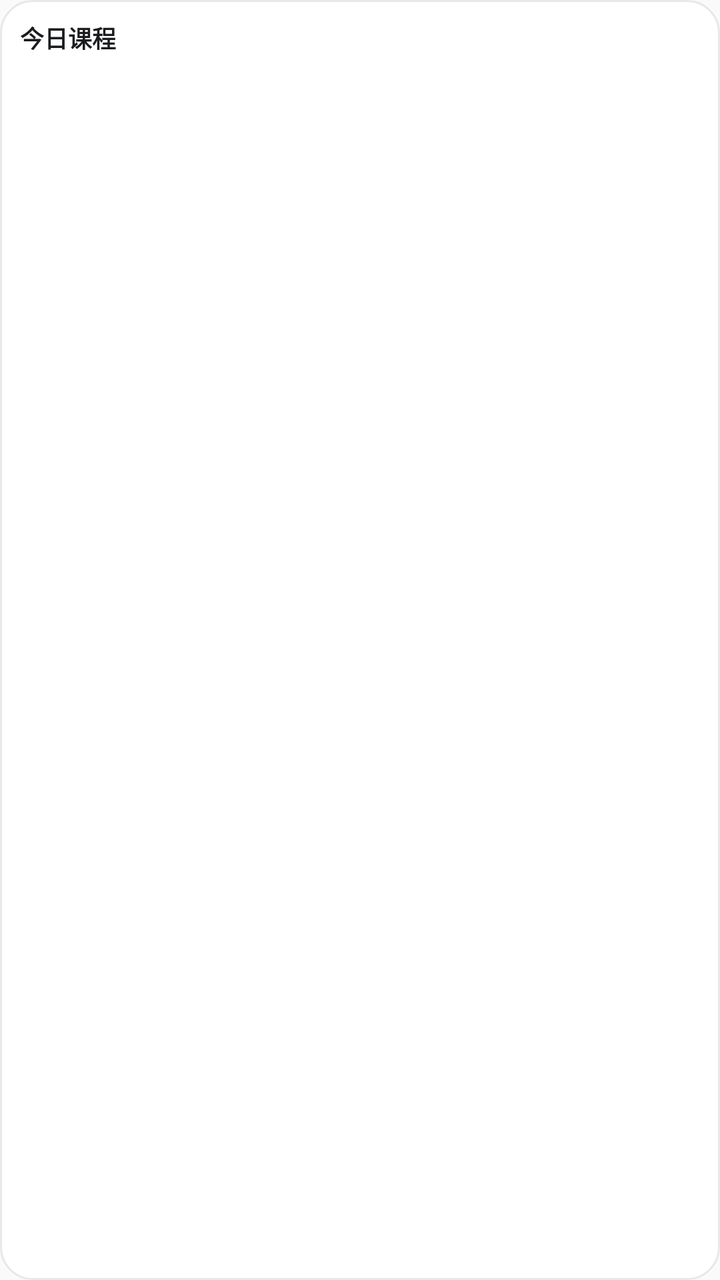
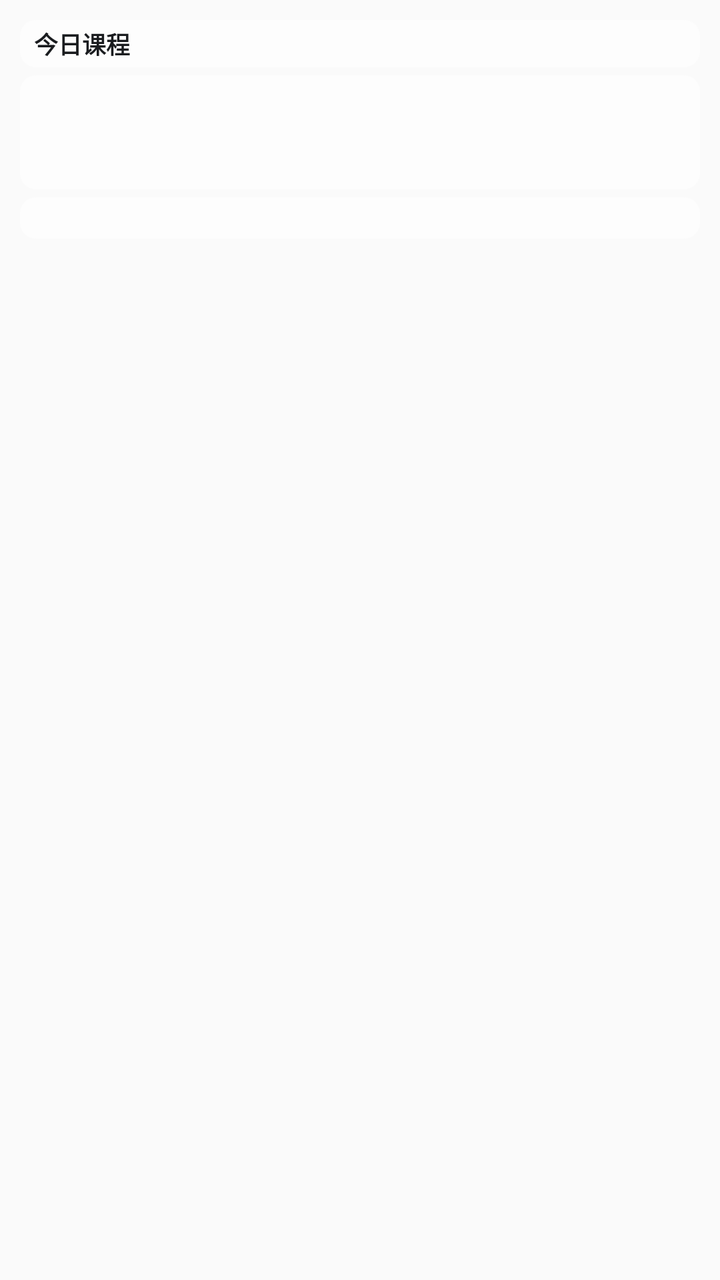

Screens rendered from an Android XML layout before and after an edit, with the pre-edit source and the edit as a unified diff.
<!-- AndroidManifest.xml: application theme AppTheme -->
<!-- res/layout/widget_today.xml -->
<?xml version="1.0" encoding="utf-8"?>
<LinearLayout xmlns:android="http://schemas.android.com/apk/res/android"
    android:id="@+id/widget_root"
    android:layout_width="match_parent"
    android:layout_height="match_parent"
    android:background="@drawable/widget_bg_light"
    android:orientation="vertical"
    android:padding="10dp">

    <LinearLayout
        android:layout_width="match_parent"
        android:layout_height="wrap_content"
        android:orientation="horizontal">

        <TextView
            android:id="@+id/widget_title"
            android:layout_width="0dp"
            android:layout_height="wrap_content"
            android:layout_weight="1"
            android:ellipsize="end"
            android:maxLines="1"
            android:text="@string/widget_title_today"
            android:textColor="#1A1C1F"
            android:textSize="12sp"
            android:textStyle="bold" />

        <TextView
            android:id="@+id/widget_updated"
            android:layout_width="wrap_content"
            android:layout_height="wrap_content"
            android:maxLines="1"
            android:textColor="#8A8F98"
            android:textSize="10sp" />
    </LinearLayout>

    <LinearLayout
        android:id="@+id/widget_row1"
        android:layout_width="match_parent"
        android:layout_height="wrap_content"
        android:layout_marginTop="4dp"
        android:orientation="horizontal">

        <TextView
            android:id="@+id/widget_time1"
            android:layout_width="42dp"
            android:layout_height="wrap_content"
            android:maxLines="1"
            android:textColor="#8A8F98"
            android:textSize="11sp" />

        <TextView
            android:id="@+id/widget_name1"
            android:layout_width="0dp"
            android:layout_height="wrap_content"
            android:layout_weight="1"
            android:ellipsize="end"
            android:maxLines="1"
            android:textColor="#1A1C1F"
            android:textSize="12sp" />

        <TextView
            android:id="@+id/widget_room1"
            android:layout_width="108dp"
            android:layout_height="wrap_content"
            android:ellipsize="end"
            android:gravity="end"
            android:maxLines="1"
            android:textColor="#8A8F98"
            android:textSize="9sp" />
    </LinearLayout>

    <LinearLayout
        android:id="@+id/widget_row2"
        android:layout_width="match_parent"
        android:layout_height="wrap_content"
        android:orientation="horizontal">

        <TextView
            android:id="@+id/widget_time2"
            android:layout_width="42dp"
            android:layout_height="wrap_content"
            android:maxLines="1"
            android:textColor="#8A8F98"
            android:textSize="11sp" />

        <TextView
            android:id="@+id/widget_name2"
            android:layout_width="0dp"
            android:layout_height="wrap_content"
            android:layout_weight="1"
            android:ellipsize="end"
            android:maxLines="1"
            android:textColor="#1A1C1F"
            android:textSize="12sp" />

        <TextView
            android:id="@+id/widget_room2"
            android:layout_width="108dp"
            android:layout_height="wrap_content"
            android:ellipsize="end"
            android:gravity="end"
            android:maxLines="1"
            android:textColor="#8A8F98"
            android:textSize="9sp" />
    </LinearLayout>

    <LinearLayout
        android:id="@+id/widget_row3"
        android:layout_width="match_parent"
        android:layout_height="wrap_content"
        android:orientation="horizontal">

        <TextView
            android:id="@+id/widget_time3"
            android:layout_width="42dp"
            android:layout_height="wrap_content"
            android:maxLines="1"
            android:textColor="#8A8F98"
            android:textSize="11sp" />

        <TextView
            android:id="@+id/widget_name3"
            android:layout_width="0dp"
            android:layout_height="wrap_content"
            android:layout_weight="1"
            android:ellipsize="end"
            android:maxLines="1"
            android:textColor="#1A1C1F"
            android:textSize="12sp" />

        <TextView
            android:id="@+id/widget_room3"
            android:layout_width="108dp"
            android:layout_height="wrap_content"
            android:ellipsize="end"
            android:gravity="end"
            android:maxLines="1"
            android:textColor="#8A8F98"
            android:textSize="9sp" />
    </LinearLayout>

    <TextView
        android:id="@+id/widget_empty"
        android:layout_width="match_parent"
        android:layout_height="wrap_content"
        android:layout_marginTop="6dp"
        android:text="@string/widget_no_class"
        android:textColor="#8A8F98"
        android:textSize="11sp"
        android:visibility="gone" />

    <TextView
        android:id="@+id/widget_footer"
        android:layout_width="match_parent"
        android:layout_height="wrap_content"
        android:layout_marginTop="6dp"
        android:ellipsize="end"
        android:maxLines="1"
        android:textColor="#5F6368"
        android:textSize="11sp" />
</LinearLayout>
<!-- resources referenced by this layout -->
<resources>
  <!-- drawable widget_bg_light (drawable) -->
  <?xml version="1.0" encoding="utf-8"?>
  <shape xmlns:android="http://schemas.android.com/apk/res/android"
      android:shape="rectangle">
      <solid android:color="#FFFFFF" />
      <corners android:radius="16dp" />
      <stroke
          android:width="1dp"
          android:color="#E6E8EB" />
  </shape>
  <string name="widget_no_class">今天没有课</string>
  <string name="widget_title_today">今日课程</string>
  <style name="AppTheme" parent="Theme.AppCompat.Light.DarkActionBar">
          
          <item name="colorPrimary">@color/colorPrimary</item>
          <item name="colorPrimaryDark">@color/colorPrimaryDark</item>
          <item name="colorAccent">@color/colorAccent</item>
      </style>
</resources>

<!-- the commit's change to res/layout/widget_today.xml (unified diff, before → after) -->
@@ -3,14 +3,19 @@
     android:id="@+id/widget_root"
     android:layout_width="match_parent"
     android:layout_height="match_parent"
-    android:background="@drawable/widget_bg_light"
     android:orientation="vertical"
     android:padding="10dp">
 
     <LinearLayout
+        android:id="@+id/widget_strip_head"
         android:layout_width="match_parent"
         android:layout_height="wrap_content"
-        android:orientation="horizontal">
+        android:background="@drawable/widget_strip_light"
+        android:orientation="horizontal"
+        android:paddingStart="7dp"
+        android:paddingTop="3dp"
+        android:paddingEnd="7dp"
+        android:paddingBottom="3dp">
 
         <TextView
             android:id="@+id/widget_title"
@@ -34,128 +39,152 @@
     </LinearLayout>
 
     <LinearLayout
-        android:id="@+id/widget_row1"
+        android:id="@+id/widget_strip_rows"
         android:layout_width="match_parent"
         android:layout_height="wrap_content"
         android:layout_marginTop="4dp"
-        android:orientation="horizontal">
+        android:background="@drawable/widget_strip_light"
+        android:orientation="vertical"
+        android:paddingStart="7dp"
+        android:paddingTop="4dp"
+        android:paddingEnd="7dp"
+        android:paddingBottom="4dp">
+
+        <LinearLayout
+            android:id="@+id/widget_row1"
+            android:layout_width="match_parent"
+            android:layout_height="wrap_content"
+            android:orientation="horizontal">
+
+            <TextView
+                android:id="@+id/widget_time1"
+                android:layout_width="42dp"
+                android:layout_height="wrap_content"
+                android:maxLines="1"
+                android:textColor="#8A8F98"
+                android:textSize="11sp" />
+
+            <TextView
+                android:id="@+id/widget_name1"
+                android:layout_width="0dp"
+                android:layout_height="wrap_content"
+                android:layout_weight="1"
+                android:ellipsize="end"
+                android:maxLines="1"
+                android:textColor="#1A1C1F"
+                android:textSize="12sp" />
+
+            <TextView
+                android:id="@+id/widget_room1"
+                android:layout_width="108dp"
+                android:layout_height="wrap_content"
+                android:ellipsize="end"
+                android:gravity="end"
+                android:maxLines="1"
+                android:textColor="#8A8F98"
+                android:textSize="9sp" />
+        </LinearLayout>
+
+        <LinearLayout
+            android:id="@+id/widget_row2"
+            android:layout_width="match_parent"
+            android:layout_height="wrap_content"
+            android:orientation="horizontal">
+
+            <TextView
+                android:id="@+id/widget_time2"
+                android:layout_width="42dp"
+                android:layout_height="wrap_content"
+                android:maxLines="1"
+                android:textColor="#8A8F98"
+                android:textSize="11sp" />
+
+            <TextView
+                android:id="@+id/widget_name2"
+                android:layout_width="0dp"
+                android:layout_height="wrap_content"
+                android:layout_weight="1"
+                android:ellipsize="end"
+                android:maxLines="1"
+                android:textColor="#1A1C1F"
+                android:textSize="12sp" />
+
+            <TextView
+                android:id="@+id/widget_room2"
+                android:layout_width="108dp"
+                android:layout_height="wrap_content"
+                android:ellipsize="end"
+                android:gravity="end"
+                android:maxLines="1"
+                android:textColor="#8A8F98"
+                android:textSize="9sp" />
+        </LinearLayout>
+
+        <LinearLayout
+            android:id="@+id/widget_row3"
+            android:layout_width="match_parent"
+            android:layout_height="wrap_content"
+            android:orientation="horizontal">
+
+            <TextView
+                android:id="@+id/widget_time3"
+                android:layout_width="42dp"
+                android:layout_height="wrap_content"
+                android:maxLines="1"
+                android:textColor="#8A8F98"
+                android:textSize="11sp" />
+
+            <TextView
+                android:id="@+id/widget_name3"
+                android:layout_width="0dp"
+                android:layout_height="wrap_content"
+                android:layout_weight="1"
+                android:ellipsize="end"
+                android:maxLines="1"
+                android:textColor="#1A1C1F"
+                android:textSize="12sp" />
+
+            <TextView
+                android:id="@+id/widget_room3"
+                android:layout_width="108dp"
+                android:layout_height="wrap_content"
+                android:ellipsize="end"
+                android:gravity="end"
+                android:maxLines="1"
+                android:textColor="#8A8F98"
+                android:textSize="9sp" />
+        </LinearLayout>
 
         <TextView
-            android:id="@+id/widget_time1"
-            android:layout_width="42dp"
+            android:id="@+id/widget_empty"
+            android:layout_width="match_parent"
             android:layout_height="wrap_content"
-            android:maxLines="1"
+            android:layout_marginTop="4dp"
+            android:text="@string/widget_no_class"
             android:textColor="#8A8F98"
-            android:textSize="11sp" />
-
-        <TextView
-            android:id="@+id/widget_name1"
-            android:layout_width="0dp"
-            android:layout_height="wrap_content"
-            android:layout_weight="1"
-            android:ellipsize="end"
-            android:maxLines="1"
-            android:textColor="#1A1C1F"
-            android:textSize="12sp" />
-
-        <TextView
-            android:id="@+id/widget_room1"
-            android:layout_width="108dp"
-            android:layout_height="wrap_content"
-            android:ellipsize="end"
-            android:gravity="end"
-            android:maxLines="1"
-            android:textColor="#8A8F98"
-            android:textSize="9sp" />
+            android:textSize="11sp"
+            android:visibility="gone" />
     </LinearLayout>
 
     <LinearLayout
-        android:id="@+id/widget_row2"
+        android:id="@+id/widget_strip_foot"
         android:layout_width="match_parent"
         android:layout_height="wrap_content"
-        android:orientation="horizontal">
+        android:layout_marginTop="4dp"
+        android:background="@drawable/widget_strip_light"
+        android:orientation="vertical"
+        android:paddingStart="7dp"
+        android:paddingTop="3dp"
+        android:paddingEnd="7dp"
+        android:paddingBottom="3dp">
 
         <TextView
-            android:id="@+id/widget_time2"
-            android:layout_width="42dp"
+            android:id="@+id/widget_footer"
+            android:layout_width="match_parent"
             android:layout_height="wrap_content"
-            android:maxLines="1"
-            android:textColor="#8A8F98"
-            android:textSize="11sp" />
-
-        <TextView
-            android:id="@+id/widget_name2"
-            android:layout_width="0dp"
-            android:layout_height="wrap_content"
-            android:layout_weight="1"
             android:ellipsize="end"
             android:maxLines="1"
-            android:textColor="#1A1C1F"
-            android:textSize="12sp" />
-
-        <TextView
-            android:id="@+id/widget_room2"
-            android:layout_width="108dp"
-            android:layout_height="wrap_content"
-            android:ellipsize="end"
-            android:gravity="end"
-            android:maxLines="1"
-            android:textColor="#8A8F98"
-            android:textSize="9sp" />
+            android:textColor="#5F6368"
+            android:textSize="11sp" />
     </LinearLayout>
-
-    <LinearLayout
-        android:id="@+id/widget_row3"
-        android:layout_width="match_parent"
-        android:layout_height="wrap_content"
-        android:orientation="horizontal">
-
-        <TextView
-            android:id="@+id/widget_time3"
-            android:layout_width="42dp"
-            android:layout_height="wrap_content"
-            android:maxLines="1"
-            android:textColor="#8A8F98"
-            android:textSize="11sp" />
-
-        <TextView
-            android:id="@+id/widget_name3"
-            android:layout_width="0dp"
-            android:layout_height="wrap_content"
-            android:layout_weight="1"
-            android:ellipsize="end"
-            android:maxLines="1"
-            android:textColor="#1A1C1F"
-            android:textSize="12sp" />
-
-        <TextView
-            android:id="@+id/widget_room3"
-            android:layout_width="108dp"
-            android:layout_height="wrap_content"
-            android:ellipsize="end"
-            android:gravity="end"
-            android:maxLines="1"
-            android:textColor="#8A8F98"
-            android:textSize="9sp" />
-    </LinearLayout>
-
-    <TextView
-        android:id="@+id/widget_empty"
-        android:layout_width="match_parent"
-        android:layout_height="wrap_content"
-        android:layout_marginTop="6dp"
-        android:text="@string/widget_no_class"
-        android:textColor="#8A8F98"
-        android:textSize="11sp"
-        android:visibility="gone" />
-
-    <TextView
-        android:id="@+id/widget_footer"
-        android:layout_width="match_parent"
-        android:layout_height="wrap_content"
-        android:layout_marginTop="6dp"
-        android:ellipsize="end"
-        android:maxLines="1"
-        android:textColor="#5F6368"
-        android:textSize="11sp" />
 </LinearLayout>
<!-- resource entries referenced after the edit -->
@@ -1,14 +1,11 @@
 <!-- resources referenced by this layout -->
 <resources>
-  <!-- drawable widget_bg_light (drawable) -->
+  <!-- drawable widget_strip_light (drawable) -->
   <?xml version="1.0" encoding="utf-8"?>
   <shape xmlns:android="http://schemas.android.com/apk/res/android"
       android:shape="rectangle">
-      <solid android:color="#FFFFFF" />
-      <corners android:radius="16dp" />
-      <stroke
-          android:width="1dp"
-          android:color="#E6E8EB" />
+      <solid android:color="#99FFFFFF" />
+      <corners android:radius="8dp" />
   </shape>
   <string name="widget_no_class">今天没有课</string>
   <string name="widget_title_today">今日课程</string>
